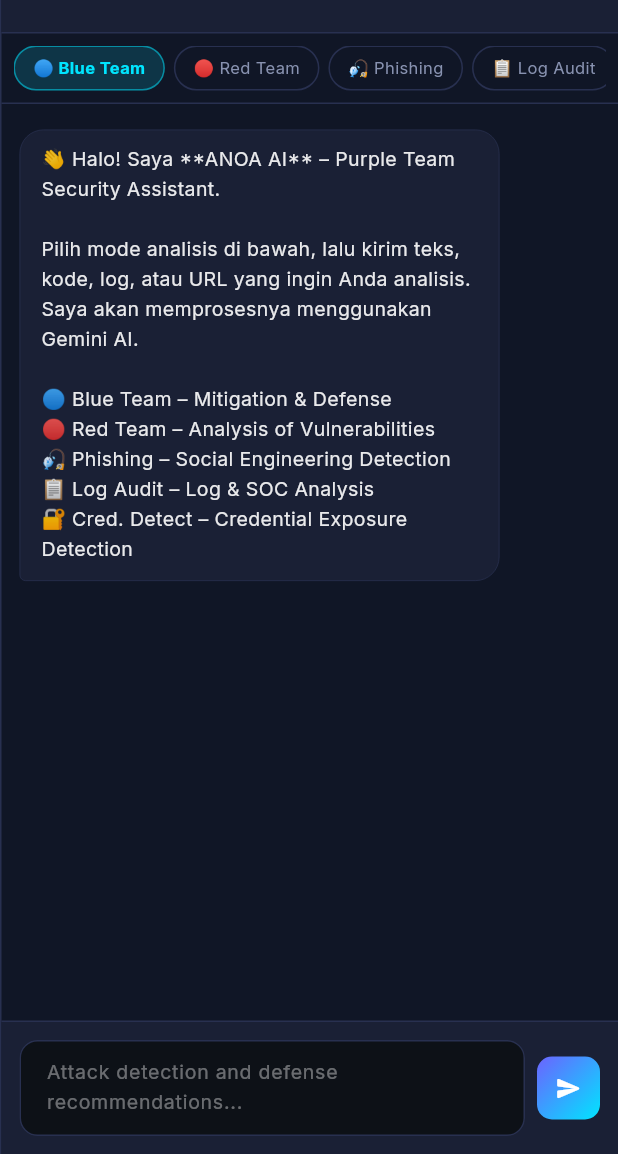
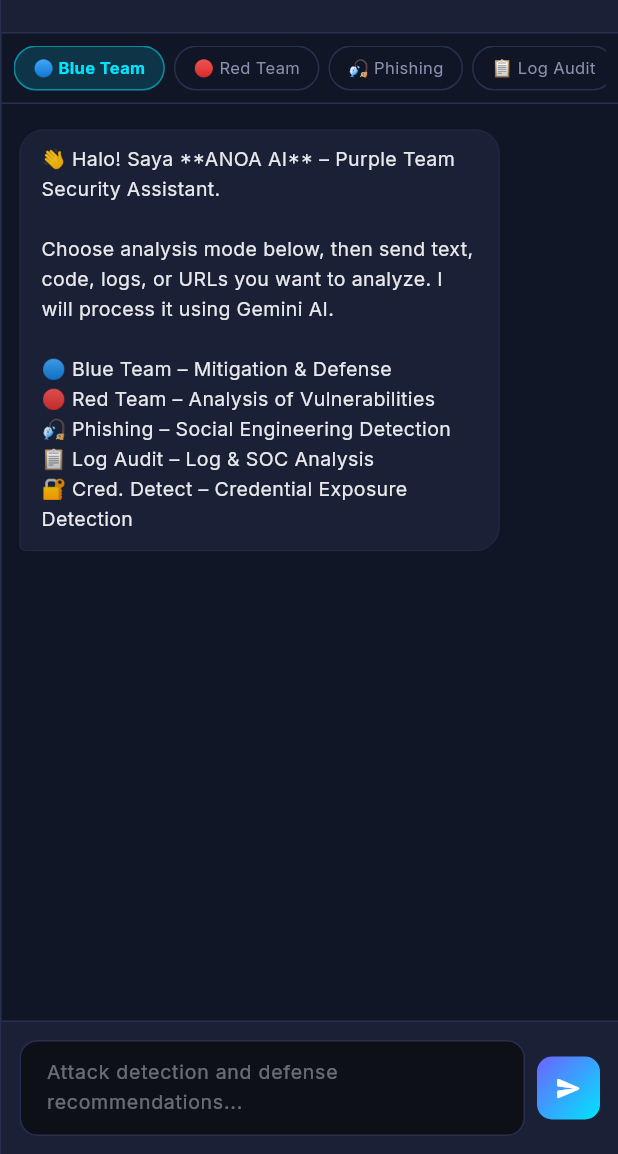
Before and after one commit to Ghafardev/A.N.O.A, a Flutter app: the ChatAssistant widget shown alone on an empty page, opened directly, on a phone screen of 412 x 824 dp, the part 82-1236 px from its top. Run offline on Flutter 3.47's test engine with Material 3 defaults, Android fonts, the phone set to English and light mode, and no system bars; our stand-ins replace fl_chart, google_fonts; network calls fail.

Commit message:
Lanuage snd Lobster trap optimization

```diff
--- a/ANOA_System/frontend/lib/ui/widgets/chat_assistant.dart
+++ b/ANOA_System/frontend/lib/ui/widgets/chat_assistant.dart
@@ -86,8 +86,8 @@
     ChatMessage(
       text:
           '👋 Halo! Saya **ANOA AI** – Purple Team Security Assistant.\n\n'
-          'Pilih mode analisis di bawah, lalu kirim teks, kode, log, atau URL '
-          'yang ingin Anda analisis. Saya akan memprosesnya menggunakan Gemini AI.\n\n'
+          'Choose analysis mode below, then send text, code, logs, or URLs '
+          'you want to analyze. I will process it using Gemini AI.\n\n'
           '🔵 Blue Team – Mitigation & Defense\n'
           '🔴 Red Team – Analysis of Vulnerabilities\n'
           '🎣 Phishing – Social Engineering Detection\n'
--- a/ANOA_System/frontend/lib/ui/widgets/rag_builder.dart
+++ b/ANOA_System/frontend/lib/ui/widgets/rag_builder.dart
@@ -62,7 +62,7 @@
     ScaffoldMessenger.of(context).showSnackBar(
       const SnackBar(
         content: Text(
-          'File ditambahkan ke knowledge base (integrasi file_picker di Tahap 4)',
+          'File added to knowledge base (integrating file_picker at stage 4)',
         ),
         backgroundColor: _kPrimary,
       ),
@@ -117,8 +117,8 @@
           const SizedBox(width: 12),
           const Expanded(
             child: Text(
-              'RAG Builder memungkinkan ANOA AI menggunakan dokumen spesifik organisasi Anda '
-              'sebagai konteks tambahan, sehingga respons AI lebih relevan dan akurat.',
+              'RAG Builder allows ANOA AI to use specific documents from your organization '
+              'as additional context, making AI responses more relevant and accurate.',
               style: TextStyle(
                 color: Colors.white70,
                 fontSize: 13,
@@ -133,8 +133,8 @@
 
   Widget _buildUploadCard() {
     return _card(
-      title: '📁 Upload Dokumen Lokal',
-      subtitle: 'Didukung: PDF, TXT, MD, DOCX',
+      title: '📁 Upload Dokument',
+      subtitle: 'Supported: PDF, TXT, MD, DOCX',
       child: InkWell(
         onTap: _simulateFilePick,
         borderRadius: BorderRadius.circular(12),
@@ -155,7 +155,7 @@
               Icon(Icons.cloud_upload_outlined, color: _kPrimary, size: 40),
               SizedBox(height: 12),
               Text(
-                'Klik untuk pilih file',
+                'Click to select file',
                 style: TextStyle(
                   color: Colors.white,
                   fontWeight: FontWeight.w600,
@@ -163,7 +163,7 @@
               ),
               SizedBox(height: 4),
               Text(
-                'atau drag & drop ke sini',
+                'or drag & drop here',
                 style: TextStyle(color: _kText2, fontSize: 12),
               ),
             ],
@@ -176,7 +176,7 @@
   Widget _buildUrlCard() {
     return _card(
       title: '🌐 Online Resource (URL)',
-      subtitle: 'Tambahkan link website, repo, atau dokumentasi online',
+      subtitle: 'Add website link, repository, or online documentation',
       child: Row(
         children: [
           Expanded(
@@ -222,8 +222,8 @@
 
   Widget _buildSourceList() {
     return _card(
-      title: '📚 Knowledge Base (${_sources.length} sumber)',
-      subtitle: 'Semua sumber yang akan digunakan AI saat menjawab',
+      title: '📚 Knowledge Base (${_sources.length} sources)',
+      subtitle: 'All sources that will be used by AI when answering questions',
       child: Column(
         children: [
           if (_sources.isEmpty)
@@ -233,7 +233,7 @@
                 children: [
                   Icon(Icons.folder_open_outlined, color: _kText2, size: 40),
                   SizedBox(height: 12),
-                  Text('Belum ada sumber', style: TextStyle(color: _kText2)),
+                  Text('No sources available', style: TextStyle(color: _kText2)),
                 ],
               ),
             )
@@ -302,13 +302,13 @@
                   : () => ScaffoldMessenger.of(context).showSnackBar(
                       const SnackBar(
                         content: Text(
-                          'Knowledge base akan diproses di Tahap 4 (Backend Integration)',
+                          'Knowledge base will be processed in Stage 4 (Backend Integration)',
                         ),
                         backgroundColor: Color(0xFF34D399),
                       ),
                     ),
               icon: const Icon(Icons.sync, size: 18),
-              label: const Text('Proses Knowledge Base'),
+              label: const Text('Process Knowledge Base'),
               style: ElevatedButton.styleFrom(
                 backgroundColor: _kPrimary,
                 foregroundColor: Colors.white,
```
